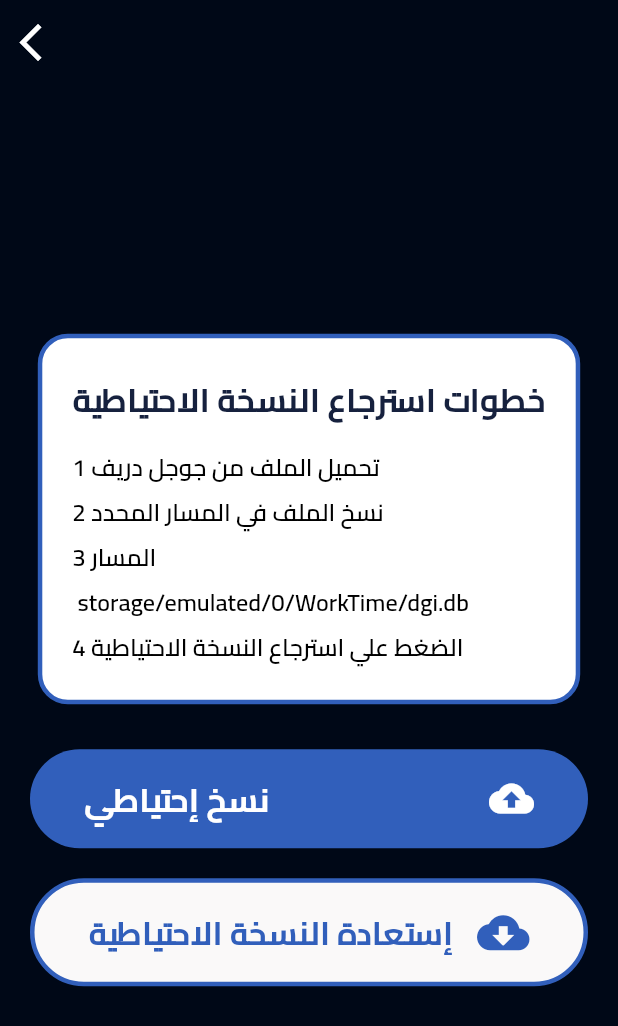
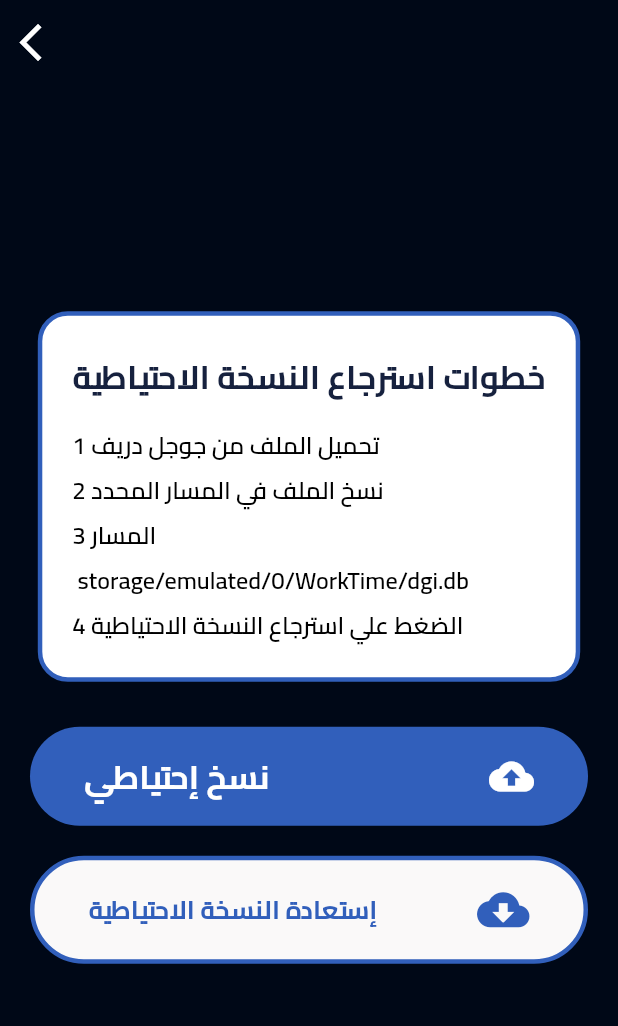
Before and after one commit to Ahmed2120/work-time, a Flutter app: the BackupPage screen opened directly, on a phone screen of 412 x 824 dp. Shown: the top 1026 px of the screen. Run offline on Flutter 3.47's test engine with Material 2 defaults, Android fonts, the phone set to English and light mode, and no system bars; our stand-ins replace another_flushbar, device_info_plus, file_picker, firebase_core, flutter_local_notifications, flutter_native_timezone and 10 more; accounts and stored records are empty.

Commit message:
code organized 1

```diff
--- a/lib/BackupDB/backup_page.dart
+++ b/lib/BackupDB/backup_page.dart
@@ -14,20 +14,25 @@ class BackupPage extends StatelessWidget {
     return Scaffold(
       appBar: AppBar(
         backgroundColor: const Color(0xFF000817),
-        leading: IconButton(onPressed: () {
+        leading: IconButton(
+          onPressed: () {
             pop(context);
-        }, icon: Icon(Icons.arrow_back_ios,color: Colors.white),),
+          },
+          icon: Icon(Icons.arrow_back_ios, color: Colors.white),
+        ),
       ),
       backgroundColor: const Color(0xFF000817),
-       body:Center(
+      body: Center(
         child: SingleChildScrollView(
+          physics: BouncingScrollPhysics(),
           child: Column(
             children: [
               const Steps(),
               const SizedBox(height: 30),
               const Backup(),
               const SizedBox(height: 20),
-             const Restore() ,
+              const Restore(),
+              const SizedBox(height: 30)
             ],
           ),
         ),
--- a/lib/BackupDB/components/restore.dart
+++ b/lib/BackupDB/components/restore.dart
@@ -7,6 +7,8 @@ class Restore extends StatelessWidget {
 
   @override
   Widget build(BuildContext context) {
+    final orientation=MediaQuery.of(context).orientation;
+    final isOrientation=orientation==Orientation.landscape;
     return Padding(
       padding: const EdgeInsets.symmetric(horizontal: 20.0),
       child: Container(
@@ -25,7 +27,12 @@ class Restore extends StatelessWidget {
           onTap:(){
             BackupHelper().restoreDB(context);
           },
-          title: FittedBox(child: Text('إستعادة النسخة الاحتياطية',style: Theme.of(context).textTheme.bodyLarge!.copyWith(color: Color(0xFF315fbb)),)),
+          title: Text('إستعادة النسخة الاحتياطية',style:isOrientation?Theme.of(context).textTheme.bodyLarge!.copyWith(color: Color(0xFF315fbb)):TextStyle(
+              fontSize: 17,
+              fontWeight: FontWeight.bold,
+              color: Color(0xFF315fbb),
+              fontFamily: 'Cairo'
+          ),),
         ),
       ),
     );
--- a/lib/BackupDB/notification/notification_api.dart
+++ b/lib/BackupDB/notification/notification_api.dart
@@ -1,12 +1,9 @@
-import 'package:flutter/material.dart';
 import 'package:flutter_local_notifications/flutter_local_notifications.dart';
 import 'package:rxdart/rxdart.dart';
 import 'package:timezone/timezone.dart' as tz;
 import 'package:timezone/data/latest.dart' as tz;
 import 'package:flutter_native_timezone/flutter_native_timezone.dart';
-import 'package:work_time/pages/components/constant.dart';
 
-import '../backup_page.dart';
 
 class NotificationApi {
   static final _notification = FlutterLocalNotificationsPlugin();
@@ -16,7 +13,6 @@ class NotificationApi {
     final sound = "sound.wav";
     return NotificationDetails(
         android: AndroidNotificationDetails('channel id', 'channel name',
-          // sound: RawResourceAndroidNotificationSound(sound.split('.').first),
           enableVibration: false,
           importance: Importance.max,),
         iOS: IOSNotificationDetails(sound:  sound));
--- a/lib/pages/home/components/users_status_listview.dart
+++ b/lib/pages/home/components/users_status_listview.dart
@@ -1,7 +1,7 @@
 import 'package:flutter/material.dart';
 import 'package:provider/provider.dart';
 import 'package:work_time/db/attendanceReposetory.dart';
-import 'package:work_time/pages/EmptyScreen/epmty_screen.dart';
+import 'package:work_time/pages/EmptyScreen/empty_screen.dart';
 import 'package:work_time/pages/components/constant.dart';
 import 'package:work_time/provider/attendance_provider.dart';
 import 'package:work_time/utility/global_methods.dart';
--- a/lib/pages/note/note_page.dart
+++ b/lib/pages/note/note_page.dart
@@ -5,7 +5,7 @@ import 'package:work_time/provider/note_provider.dart';
 import 'package:work_time/utility/global_methods.dart';
 
 import '../../cash_helper.dart';
-import '../EmptyScreen/epmty_screen.dart';
+import '../EmptyScreen/empty_screen.dart';
 import '../components/constant.dart';
 import '../components/functions.dart';
 import 'components/item_note.dart';
--- a/lib/pages/purchase/purchase_app.dart
+++ b/lib/pages/purchase/purchase_app.dart
@@ -48,6 +48,8 @@ final isOrientation=orientation==Orientation.landscape;
             SizedBox(height: 10)
           ],
         ):ListView(
+          physics: BouncingScrollPhysics(),
+          shrinkWrap: true,
           children: [
             PurchaseData(),
             SizedBox(height: 50),
--- a/lib/pages/users/trash/trash_page.dart
+++ b/lib/pages/users/trash/trash_page.dart
@@ -4,7 +4,7 @@ import 'package:work_time/pages/users/trash/components/card_trash.dart';
 
 import '../../../model/user.dart';
 import '../../../provider/user_provider.dart';
-import '../../EmptyScreen/epmty_screen.dart';
+import '../../EmptyScreen/empty_screen.dart';
 
 class TrashPage extends StatelessWidget {
   const TrashPage({Key? key}) : super(key: key);
--- a/lib/pages/users/user_detail.dart
+++ b/lib/pages/users/user_detail.dart
@@ -88,7 +88,7 @@ class UserDetail extends StatelessWidget {
                       });
                     }),
                 if (model.isNotEmpty && model.last.status==1)
-                 const OverTime()
+                  OverTime(user: user)
               ],
             ),
           ),
```
Also changed, not shown: lib/pages/users/components/over_time.dart (+4 -3 lines), lib/pages/EmptyScreen/empty_screen.dart (renamed from lib/pages/EmptyScreen/epmty_screen.dart). Lines whose indentation alone changed are shown as unchanged.
